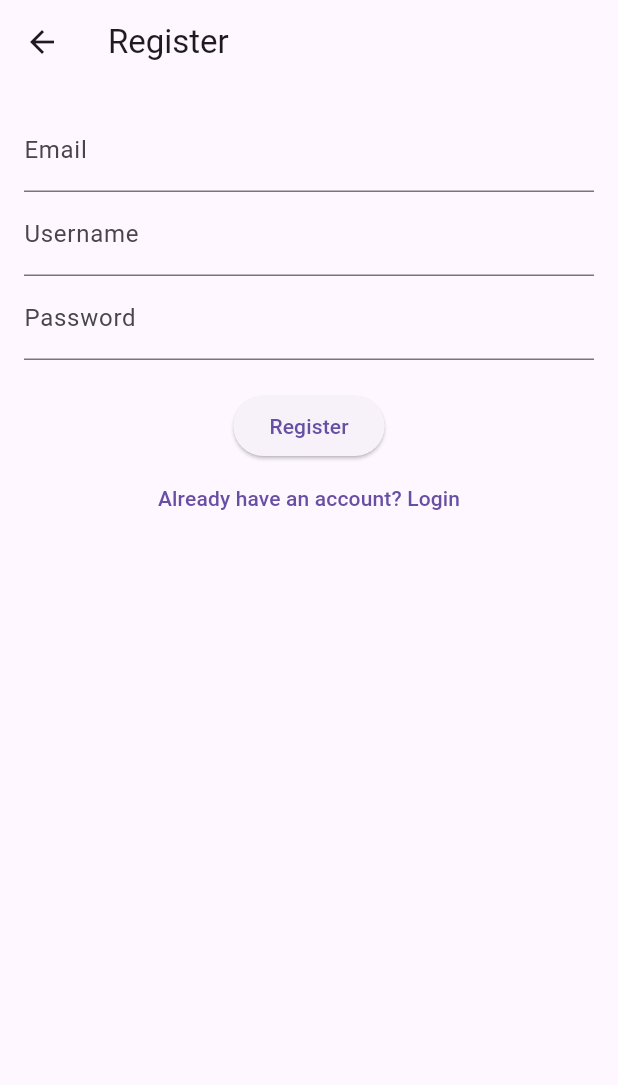
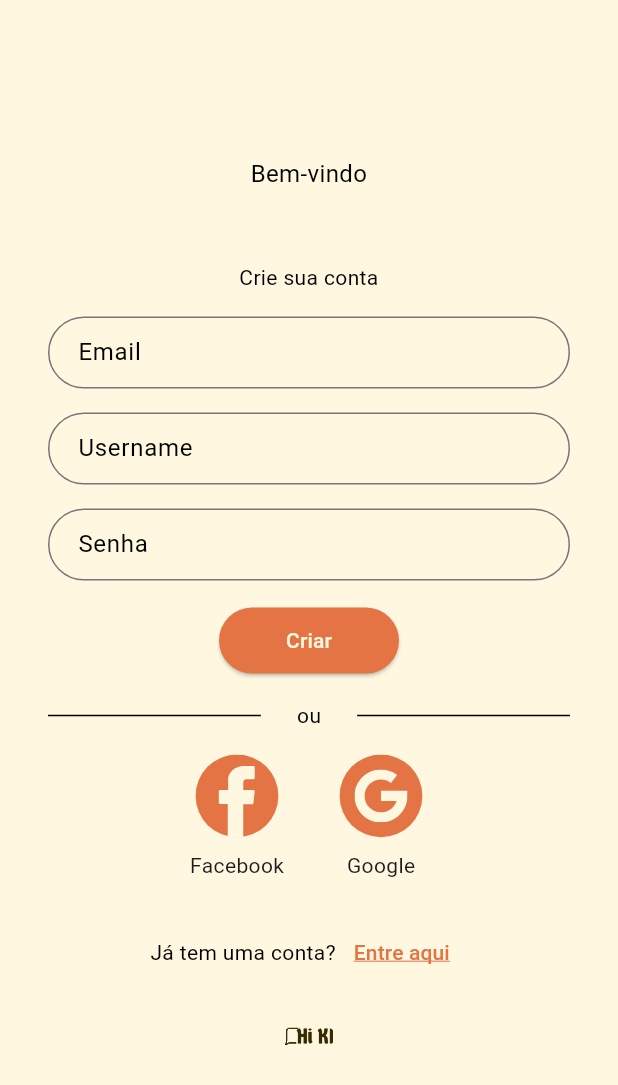
Before and after one commit to thaleswinther/hiki-flutter, a Flutter app: the RegisterScreen screen opened by its route, on a phone screen of 412 x 824 dp. Shown: the top 1085 px of the screen. Run offline on Flutter 3.47's test engine with Material 3 defaults, Android fonts, the phone set to English and light mode, and no system bars; our stand-ins replace floor, flutter_svg, get_it, google_generative_ai, sqflite; accounts and stored records are empty; generated files the repository leaves out were written again.

Commit message:
feat: add register screen design

```diff
--- a/lib/presentation/screens/register_screen.dart
+++ b/lib/presentation/screens/register_screen.dart
@@ -1,12 +1,18 @@
 import 'package:flutter/material.dart';
+import 'package:hiki_flutter/utils/color.dart';
 import 'package:provider/provider.dart';
+import 'package:flutter_svg/flutter_svg.dart';
 import '../viewmodel/register_viewmodel.dart';
 
 class RegisterScreen extends StatelessWidget {
   final VoidCallback onRegisterSuccess;
   final VoidCallback onLoginClick;
 
-  const RegisterScreen({required this.onRegisterSuccess, required this.onLoginClick, Key? key}) : super(key: key);
+  const RegisterScreen({
+    required this.onRegisterSuccess,
+    required this.onLoginClick,
+    Key? key,
+  }) : super(key: key);
 
   @override
   Widget build(BuildContext context) {
@@ -16,45 +22,201 @@ class RegisterScreen extends StatelessWidget {
           onRegisterSuccess();
         }
         return Scaffold(
-          appBar: AppBar(title: Text('Register')),
-          body: Padding(
-            padding: const EdgeInsets.all(16.0),
+          backgroundColor: white,
+          body: SafeArea(
+            child: SingleChildScrollView(
+              child: Column(
+                mainAxisAlignment: MainAxisAlignment.center,
+                children: [
+                  const SizedBox(height: 104),
+                  const Text(
+                    'Bem-vindo',
+                    style: TextStyle(
+                      fontSize: 16,
+                      color: Colors.black,
+                    ),
+                    textAlign: TextAlign.center,
+                  ),
+                  const SizedBox(height: 48),
+                  const Text(
+                    'Crie sua conta',
+                    style: TextStyle(
+                      fontSize: 14,
+                      color: Colors.black,
+                    ),
+                    textAlign: TextAlign.center,
+                  ),
+                  const SizedBox(height: 16),
+                  _buildTextField(
+                    label: 'Email',
+                    onChanged: viewModel.updateEmail,
+                    obscureText: false,
+                  ),
+                  const SizedBox(height: 16),
+                  _buildTextField(
+                    label: 'Username',
+                    onChanged: viewModel.updateUsername,
+                    obscureText: false,
+                  ),
+                  const SizedBox(height: 16),
+                  _buildTextField(
+                    label: 'Senha',
+                    onChanged: viewModel.updatePassword,
+                    obscureText: true,
+                  ),
+                  if (viewModel.error != null)
+                    Padding(
+                      padding: const EdgeInsets.only(top: 8),
+                      child: Text(
+                        viewModel.error!,
+                        style: const TextStyle(
+                          color: Colors.red,
+                          fontSize: 14,
+                        ),
+                      ),
+                    ),
+                  const SizedBox(height: 16),
+                  viewModel.isLoading
+                      ? const CircularProgressIndicator()
+                      : ElevatedButton(
+                    onPressed: viewModel.register,
+                    style: ElevatedButton.styleFrom(
+                      minimumSize: const Size(120, 44),
+                      backgroundColor: redLess,
+                    ),
+                    child: const Text('Criar', style: TextStyle(color: white)),
+                  ),
+                  const SizedBox(height: 16),
+                  const Row(
+                    children: [
+                      Expanded(
+                        child: Divider(
+                          thickness: 1,
+                          color: Colors.black,
+                          indent: 32,
+                          endIndent: 16,
+                        ),
+                      ),
+                      Padding(
+                        padding: EdgeInsets.symmetric(horizontal: 8.0),
+                        child: Text(
+                          'ou',
+                          style: TextStyle(color: Colors.black),
+                        ),
+                      ),
+                      Expanded(
+                        child: Divider(
+                          thickness: 1,
+                          color: Colors.black,
+                          indent: 16,
+                          endIndent: 32,
+                        ),
+                      ),
+                    ],
+                  ),
+                  const SizedBox(height: 16),
+                  Row(
+                    mainAxisAlignment: MainAxisAlignment.center,
+                    children: [
+                      Flexible(
                         child: Column(
                           children: [
-                TextField(
-                  decoration: InputDecoration(labelText: 'Email'),
-                  onChanged: viewModel.updateEmail,
+                            GestureDetector(
+                              onTap: () {
+                                // Lógica do Facebook
+                              },
+                              child: SvgPicture.asset(
+                                'assets/images/facebook_logo_register.svg',
+                                width: 64,
+                                height: 64,
                               ),
-                TextField(
-                  decoration: InputDecoration(labelText: 'Username'),
-                  onChanged: viewModel.updateUsername,
                             ),
-                TextField(
-                  decoration: InputDecoration(labelText: 'Password'),
-                  obscureText: true,
-                  onChanged: viewModel.updatePassword,
+                            const Text('Facebook'),
+                          ],
                         ),
-                if (viewModel.error != null)
-                  Text(
-                    viewModel.error!,
-                    style: TextStyle(color: Colors.red),
                       ),
-                SizedBox(height: 20),
-                viewModel.isLoading
-                    ? CircularProgressIndicator()
-                    : ElevatedButton(
-                  onPressed: viewModel.register,
-                  child: Text('Register'),
+                      const SizedBox(width: 32),
+                      Flexible(
+                        child: Column(
+                          children: [
+                            GestureDetector(
+                              onTap: () {
+                                // Lógica do Google
+                              },
+                              child: SvgPicture.asset(
+                                'assets/images/google_logo_register.svg',
+                                width: 64,
+                                height: 64,
+                              ),
+                            ),
+                            const Text('Google'),
+                          ],
+                        ),
+                      ),
+                    ],
+                  ),
+                  const SizedBox(height: 24),
+                  Row(
+                    mainAxisAlignment: MainAxisAlignment.center,
+                    children: [
+                      const Text(
+                        'Já tem uma conta?',
+                        style: TextStyle(color: Colors.black),
                       ),
                       TextButton(
                         onPressed: onLoginClick,
-                  child: Text('Already have an account? Login'),
+                        child: const Text(
+                          'Entre aqui',
+                          style: TextStyle(
+                            color: redLess,
+                            decorationColor: redLess,
+                            decoration: TextDecoration.underline,
+                          ),
+                        ),
                       ),
                     ],
+                  ),
+                  const SizedBox(height: 16),
+                  SvgPicture.asset(
+                    'assets/images/hiki_logo_without_text.svg',
+                    width: 32,
+                    height: 32,
+                  ),
+                  const SizedBox(height: 64),
+                ],
+              ),
             ),
           ),
         );
       },
     );
   }
+
+  Widget _buildTextField({
+    required String label,
+    required Function(String) onChanged,
+    required bool obscureText,
+  }) {
+    return Padding(
+      padding: const EdgeInsets.symmetric(horizontal: 32),
+      child: TextField(
+        onChanged: onChanged,
+        obscureText: obscureText,
+        cursorColor: Colors.black,
+        decoration: InputDecoration(
+          labelText: label,
+          labelStyle: TextStyle(color: Colors.black),
+          focusedBorder: OutlineInputBorder(
+            borderSide: const BorderSide(color: black),
+            borderRadius: BorderRadius.circular(40)
+          ),
+          border: OutlineInputBorder(
+            borderRadius: BorderRadius.circular(40),
+            borderSide: const BorderSide(color: Colors.black),
+          ),
+          contentPadding: const EdgeInsets.symmetric(horizontal: 16),
+        ),
+      ),
+    );
   }
+}
--- a/lib/presentation/viewmodel/register_viewmodel.dart
+++ b/lib/presentation/viewmodel/register_viewmodel.dart
@@ -34,7 +34,7 @@ class RegisterViewModel extends ChangeNotifier {
 
   Future<void> register() async {
     if (email.isEmpty || username.isEmpty || password.isEmpty) {
-      error = 'All fields are required';
+      error = 'Preencha todos os campos';
       notifyListeners();
       return;
     }
```
Lines whose indentation alone changed are shown as unchanged.
